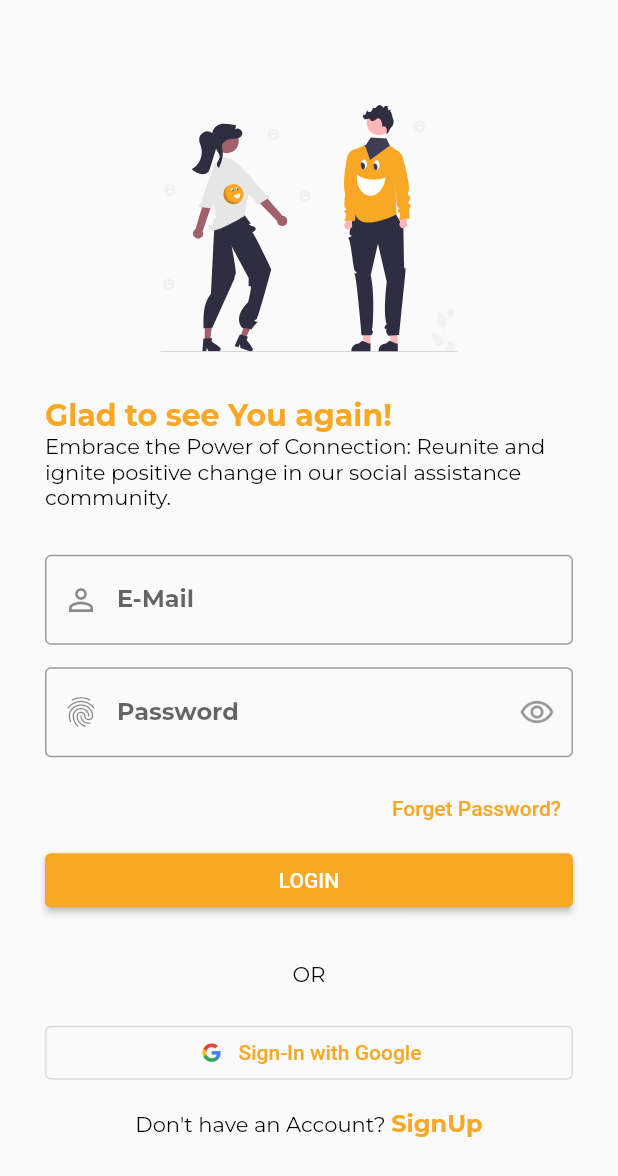
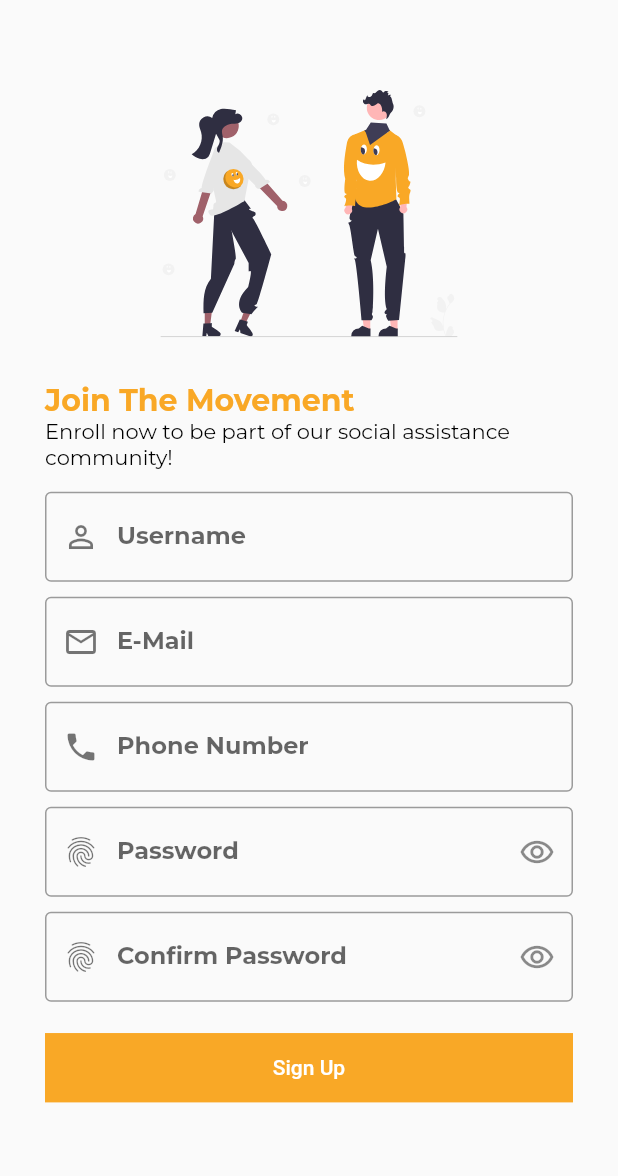
Before and after one commit to jtrznadel/social_ease, a Flutter app: the LoginScreen screen opened directly, after a tap on an icon or button, on a phone screen of 412 x 824 dp. Shown: the top 1176 px of the screen. Run offline on Flutter 3.47's test engine with Material 2 defaults, Android fonts, the phone set to English and light mode, and no system bars; our stand-ins replace flutter_svg, get, google_fonts, liquid_swipe, smooth_page_indicator.

Commit message:
SignUp added

```diff
--- /dev/null
+++ b/lib/common_widgets/form/form_header_widget.dart
@@ -0,0 +1,34 @@
+import 'package:flutter/material.dart';
+import 'package:flutter_svg/svg.dart';
+import '../../constants/sizes.dart';
+
+class FormHeaderWidget extends StatelessWidget {
+  const FormHeaderWidget(
+      {super.key,
+      required this.image,
+      required this.title,
+      required this.subTitle});
+
+  final String image, title, subTitle;
+
+  @override
+  Widget build(BuildContext context) {
+    final size = MediaQuery.of(context).size;
+    return Column(
+      crossAxisAlignment: CrossAxisAlignment.start,
+      children: [
+        const SizedBox(height: tDefaultSize),
+        SizedBox(height: size.height * 0.2, child: SvgPicture.asset(image)),
+        const SizedBox(height: tDefaultSize),
+        Text(
+          title,
+          style: Theme.of(context).textTheme.titleLarge,
+        ),
+        Text(
+          subTitle,
+          style: Theme.of(context).textTheme.bodyMedium,
+        ),
+      ],
+    );
+  }
+}
--- a/lib/constants/colors.dart
+++ b/lib/constants/colors.dart
@@ -10,4 +10,4 @@ const tOnBoardingPage1Color = Color(0xFFFDFCFF);
 const tOnBoardingPage2Color = Color(0xFFECECEA);
 const tOnBoardingPage3Color = Color(0xFFE3E3E1);
 
-const tDarkColor = Color(0xFF1c1b1c);
+const tDarkColor = Colors.black;
--- a/lib/constants/sizes.dart
+++ b/lib/constants/sizes.dart
@@ -1,2 +1,3 @@
 const tDefaultSize = 30.0;
+const tFormHeight = 30.0;
 const tButtonHeight = 15.0;
--- a/lib/constants/text_strings.dart
+++ b/lib/constants/text_strings.dart
@@ -20,3 +20,8 @@ const String tWelcomeSubTitle =
 const String tLoginTitle = "Glad to see You again!";
 const String tLoginSubTitle =
     "Embrace the Power of Connection: Reunite and ignite positive change in our social assistance community.";
+
+// -- Sign Up Screen Text
+const String tSignUpTitle = "Join The Movement";
+const String tSignUpSubTitle =
+    "Enroll now to be part of our social assistance community!";
--- a/lib/features/authentication/screens/login/login_screen.dart
+++ b/lib/features/authentication/screens/login/login_screen.dart
@@ -1,26 +1,35 @@
 import 'package:flutter/material.dart';
+import 'package:social_ease/common_widgets/form/form_header_widget.dart';
+import 'package:social_ease/constants/image_strings.dart';
 import 'package:social_ease/constants/sizes.dart';
+import 'package:social_ease/constants/text_strings.dart';
 
 import 'widgets/login_footer_widget.dart';
 import 'widgets/login_form_widget.dart';
-import 'widgets/login_header_widget.dart';
 
 class LoginScreen extends StatelessWidget {
   const LoginScreen({super.key});
 
   @override
   Widget build(BuildContext context) {
-    final size = MediaQuery.of(context).size;
-    return Scaffold(
-      body: SingleChildScrollView(
-          child: Container(
-        padding: const EdgeInsets.all(tDefaultSize),
-        child: Column(crossAxisAlignment: CrossAxisAlignment.start, children: [
-          LoginHeaderWidget(size: size),
-          const LoginForm(),
-          const LoginFooterWidget()
-        ]),
-      )),
+    return SafeArea(
+      child: Scaffold(
+        body: SingleChildScrollView(
+            child: Container(
+          padding: const EdgeInsets.all(tDefaultSize),
+          child: const Column(
+              crossAxisAlignment: CrossAxisAlignment.start,
+              children: [
+                FormHeaderWidget(
+                  image: tWelcomeImage,
+                  title: tLoginTitle,
+                  subTitle: tLoginSubTitle,
+                ),
+                LoginForm(),
+                LoginFooterWidget()
+              ]),
+        )),
+      ),
     );
   }
 }
--- a/lib/features/authentication/screens/login/widgets/login_footer_widget.dart
+++ b/lib/features/authentication/screens/login/widgets/login_footer_widget.dart
@@ -1,5 +1,7 @@
 import 'package:flutter/material.dart';
+import 'package:get/get.dart';
 import 'package:social_ease/constants/colors.dart';
+import 'package:social_ease/features/authentication/screens/signup/signup_screen.dart';
 
 import '../../../../../constants/image_strings.dart';
 import '../../../../../constants/sizes.dart';
@@ -15,7 +17,7 @@ class LoginFooterWidget extends StatelessWidget {
       crossAxisAlignment: CrossAxisAlignment.center,
       children: [
         const Text("OR"),
-        SizedBox(
+        const SizedBox(
           height: tDefaultSize - 10,
         ),
         SizedBox(
@@ -27,10 +29,10 @@ class LoginFooterWidget extends StatelessWidget {
                 height: 20,
               ),
               style: OutlinedButton.styleFrom(foregroundColor: tPrimaryColor),
-              label: Text("Sign-In with Google")),
+              label: const Text("Sign-In with Google")),
         ),
         TextButton(
-            onPressed: () {},
+            onPressed: () => Get.to(() => const SignUpScreen()),
             child: Text.rich(TextSpan(
                 text: "Don't have an Account? ",
                 style: Theme.of(context).textTheme.bodyMedium,
--- a/lib/features/authentication/screens/login/widgets/login_form_widget.dart
+++ b/lib/features/authentication/screens/login/widgets/login_form_widget.dart
@@ -18,39 +18,42 @@ class LoginForm extends StatelessWidget {
         children: [
           TextFormField(
             decoration: const InputDecoration(
-                prefixIcon: Icon(Icons.person_outline_outlined),
-                labelText: "E-Mail",
-                hintText: "E-Mail",
-                border: OutlineInputBorder()),
+              prefixIcon: Icon(
+                Icons.person_outline_outlined,
+              ),
+              labelText: "E-Mail",
+            ),
           ),
           const SizedBox(
-            height: tDefaultSize - 15,
+            height: tFormHeight - 15,
           ),
           TextFormField(
             decoration: const InputDecoration(
-                prefixIcon: Icon(Icons.fingerprint_outlined),
+                prefixIcon: Icon(
+                  Icons.fingerprint_outlined,
+                ),
                 labelText: "Password",
-                hintText: "Password",
-                border: OutlineInputBorder(),
                 suffixIcon: IconButton(
                     onPressed: null,
-                    icon: Icon(Icons.remove_red_eye_outlined))),
+                    icon: Icon(
+                      Icons.remove_red_eye_outlined,
+                    ))),
           ),
           const SizedBox(
-            height: tDefaultSize - 20,
+            height: tFormHeight - 20,
           ),
           Align(
               alignment: Alignment.centerRight,
               child: TextButton(
                   style: TextButton.styleFrom(foregroundColor: tPrimaryColor),
                   onPressed: () {},
-                  child: Text("Forget Password?"))),
+                  child: const Text("Forget Password?"))),
           SizedBox(
             width: double.infinity,
             child: ElevatedButton(
               style: ElevatedButton.styleFrom(backgroundColor: tPrimaryColor),
               onPressed: () {},
-              child: Text("LOGIN"),
+              child: const Text("LOGIN"),
             ),
           )
         ],
--- a/lib/features/authentication/screens/login/widgets/login_header_widget.dart
+++ /dev/null
@@ -1,36 +0,0 @@
-import 'package:flutter/material.dart';
-import 'package:flutter_svg/svg.dart';
-
-import '../../../../../constants/image_strings.dart';
-import '../../../../../constants/sizes.dart';
-import '../../../../../constants/text_strings.dart';
-
-class LoginHeaderWidget extends StatelessWidget {
-  const LoginHeaderWidget({
-    super.key,
-    required this.size,
-  });
-
-  final Size size;
-
-  @override
-  Widget build(BuildContext context) {
-    return Column(
-      crossAxisAlignment: CrossAxisAlignment.start,
-      children: [
-        SizedBox(height: tDefaultSize + 10),
-        Container(
-            height: size.height * 0.2, child: SvgPicture.asset(tWelcomeImage)),
-        SizedBox(height: tDefaultSize),
-        Text(
-          tLoginTitle,
-          style: Theme.of(context).textTheme.titleLarge,
-        ),
-        Text(
-          tLoginSubTitle,
-          style: Theme.of(context).textTheme.bodyMedium,
-        ),
-      ],
-    );
-  }
-}
--- a/lib/features/authentication/screens/on_boarding/on_boarding_page_widget.dart
+++ b/lib/features/authentication/screens/on_boarding/on_boarding_page_widget.dart
@@ -19,7 +19,7 @@ class OnBoardingPageWidget extends StatelessWidget {
       color: model.bgColor,
       child:
           Column(mainAxisAlignment: MainAxisAlignment.spaceEvenly, children: [
-        Container(
+        SizedBox(
             height: size.height * 0.5, child: SvgPicture.asset(model.image)),
         Column(
           children: [
--- a/lib/features/authentication/screens/on_boarding/on_boarding_screen.dart
+++ b/lib/features/authentication/screens/on_boarding/on_boarding_screen.dart
@@ -7,7 +7,7 @@ import 'package:social_ease/features/authentication/screens/welcome/welcome_scre
 
 //ignore: must_be_immutable
 class OnBoardingScreen extends StatelessWidget {
-  OnBoardingScreen({super.key});
+  const OnBoardingScreen({super.key});
 
   @override
   Widget build(BuildContext context) {
@@ -21,12 +21,12 @@ class OnBoardingScreen extends StatelessWidget {
             liquidController: obController.controller,
             onPageChangeCallback: obController.onPageChangeCallback,
             pages: obController.pages,
-            slideIconWidget: Icon(Icons.arrow_back_ios_new),
+            slideIconWidget: const Icon(Icons.arrow_back_ios_new),
             enableSideReveal: true,
           ),
           Obx(() {
             if (obController.currentPage.value == 2) {
-              return MoveToWelcomeButton();
+              return const MoveToWelcomeButton();
             } else {
               return Container();
             }
@@ -68,7 +68,7 @@ class MoveToWelcomeButton extends StatelessWidget {
     return Positioned(
         bottom: 50.0,
         child: OutlinedButton(
-          onPressed: () => Get.to(() => WelcomeScreen()),
+          onPressed: () => Get.to(() => const WelcomeScreen()),
           style: ElevatedButton.styleFrom(
               side: const BorderSide(color: Colors.black12),
               shape: const CircleBorder(),
--- /dev/null
+++ b/lib/features/authentication/screens/signup/signup_screen.dart
@@ -0,0 +1,33 @@
+import 'package:flutter/material.dart';
+import 'package:social_ease/common_widgets/form/form_header_widget.dart';
+import 'package:social_ease/constants/sizes.dart';
+import 'package:social_ease/constants/text_strings.dart';
+import 'package:social_ease/features/authentication/screens/signup/widgets/signup_form_widget.dart';
+
+import '../../../../constants/image_strings.dart';
+
+class SignUpScreen extends StatelessWidget {
+  const SignUpScreen({super.key});
+
+  @override
+  Widget build(BuildContext context) {
+    return SafeArea(
+      child: Scaffold(
+        body: SingleChildScrollView(
+          child: Container(
+            padding: const EdgeInsets.all(tDefaultSize),
+            child: const Column(
+                crossAxisAlignment: CrossAxisAlignment.start,
+                children: [
+                  FormHeaderWidget(
+                      image: tWelcomeImage,
+                      title: tSignUpTitle,
+                      subTitle: tSignUpSubTitle),
+                  SignUpFormWidget(),
+                ]),
+          ),
+        ),
+      ),
+    );
+  }
+}
--- /dev/null
+++ b/lib/features/authentication/screens/signup/widgets/signup_form_widget.dart
@@ -0,0 +1,58 @@
+import 'package:flutter/material.dart';
+import 'package:get/get.dart';
+
+import '../../../../../constants/sizes.dart';
+import '../../login/login_screen.dart';
+
+class SignUpFormWidget extends StatelessWidget {
+  const SignUpFormWidget({
+    super.key,
+  });
+
+  @override
+  Widget build(BuildContext context) {
+    return Container(
+      padding: const EdgeInsets.symmetric(vertical: tFormHeight - 15),
+      child: Form(
+          child: Column(
+        crossAxisAlignment: CrossAxisAlignment.start,
+        children: [
+          TextFormField(
+              decoration: const InputDecoration(
+                  label: Text("Username"),
+                  prefixIcon: Icon(Icons.person_outline_outlined))),
+          const SizedBox(height: tFormHeight - 20),
+          TextFormField(
+              decoration: const InputDecoration(
+                  label: Text("E-Mail"),
+                  prefixIcon: Icon(Icons.email_outlined))),
+          const SizedBox(height: tFormHeight - 20),
+          TextFormField(
+              decoration: const InputDecoration(
+                  label: Text("Phone Number"), prefixIcon: Icon(Icons.phone))),
+          const SizedBox(height: tFormHeight - 20),
+          TextFormField(
+              decoration: const InputDecoration(
+                  label: Text("Password"),
+                  prefixIcon: Icon(Icons.fingerprint_outlined),
+                  suffixIcon: Icon(Icons.remove_red_eye_outlined))),
+          const SizedBox(height: tFormHeight - 20),
+          TextFormField(
+              decoration: const InputDecoration(
+                  label: Text("Confirm Password"),
+                  prefixIcon: Icon(Icons.fingerprint_outlined),
+                  suffixIcon: Icon(Icons.remove_red_eye_outlined))),
+          const SizedBox(
+            height: tFormHeight - 10,
+          ),
+          SizedBox(
+            width: double.infinity,
+            child: ElevatedButton(
+                onPressed: () => Get.to(() => const LoginScreen()),
+                child: const Text("Sign Up")),
+          )
+        ],
+      )),
+    );
+  }
+}
--- a/lib/features/authentication/screens/welcome/welcome_screen.dart
+++ b/lib/features/authentication/screens/welcome/welcome_screen.dart
@@ -1,7 +1,6 @@
 import 'package:flutter/material.dart';
 import 'package:flutter_svg/flutter_svg.dart';
 import 'package:get/get.dart';
-import 'package:social_ease/constants/colors.dart';
 import 'package:social_ease/constants/sizes.dart';
 import 'package:social_ease/constants/text_strings.dart';
 import 'package:social_ease/features/authentication/screens/login/login_screen.dart';
@@ -16,10 +15,10 @@ class WelcomeScreen extends StatelessWidget {
     var size = MediaQuery.of(context).size;
     return Scaffold(
       body: Container(
-        padding: EdgeInsets.all(tDefaultSize),
+        padding: const EdgeInsets.all(tDefaultSize),
         child:
             Column(mainAxisAlignment: MainAxisAlignment.spaceEvenly, children: [
-          Container(
+          SizedBox(
               height: size.height * 0.5,
               child: SvgPicture.asset(tWelcomeImage)),
           Column(
@@ -41,30 +40,16 @@ class WelcomeScreen extends StatelessWidget {
               Expanded(
                 child: OutlinedButton(
                     onPressed: () => Get.to(() => const LoginScreen()),
-                    style: OutlinedButton.styleFrom(
-                        shape: RoundedRectangleBorder(),
-                        foregroundColor: tPrimaryColor,
-                        side: BorderSide(color: tPrimaryColor),
-                        padding: EdgeInsets.symmetric(vertical: tButtonHeight)),
                     child: Text(
                       "Login".toUpperCase(),
                     )),
               ),
-              SizedBox(
+              const SizedBox(
                 width: 10.0,
               ),
               Expanded(
                   child: ElevatedButton(
-                      onPressed: () {},
-                      style: ElevatedButton.styleFrom(
-                          elevation: 0,
-                          shape: RoundedRectangleBorder(),
-                          foregroundColor: tWhiteColor,
-                          backgroundColor: tPrimaryColor,
-                          side: BorderSide(color: tPrimaryColor),
-                          padding:
-                              EdgeInsets.symmetric(vertical: tButtonHeight)),
-                      child: Text("SignUp".toUpperCase())))
+                      onPressed: () {}, child: Text("SignUp".toUpperCase())))
             ],
           )
         ]),
--- a/lib/utilities/theme.dart
+++ b/lib/utilities/theme.dart
@@ -1,5 +1,8 @@
 import 'package:flutter/material.dart';
 import 'package:google_fonts/google_fonts.dart';
+import 'package:social_ease/utilities/widget_themes/elevated_button_theme.dart';
+import 'package:social_ease/utilities/widget_themes/outlined_button_theme.dart';
+import 'package:social_ease/utilities/widget_themes/text_field_theme.dart';
 
 class TAppTheme {
   TAppTheme._();
@@ -8,17 +11,22 @@ class TAppTheme {
       brightness: Brightness.light,
       textTheme: TextTheme(
           titleMedium: GoogleFonts.montserrat(
-              color: Color(0xFFF9A826), fontWeight: FontWeight.bold),
+              color: const Color(0xFFF9A826), fontWeight: FontWeight.bold),
           titleLarge: GoogleFonts.montserrat(
-              color: Color(0xFFF9A826), fontWeight: FontWeight.bold),
+              color: const Color(0xFFF9A826), fontWeight: FontWeight.bold),
           bodyMedium: GoogleFonts.montserrat(color: Colors.black),
           bodyLarge: GoogleFonts.montserrat(color: Colors.black),
           bodySmall: GoogleFonts.montserrat(color: Colors.black)),
-      elevatedButtonTheme:
-          ElevatedButtonThemeData(style: ElevatedButton.styleFrom()));
+      elevatedButtonTheme: TElevatedButtonTheme.lightElevatedButtonTheme,
+      outlinedButtonTheme: TOutlinedButtonTheme.lightOutlinedButtonTheme,
+      inputDecorationTheme: TTextFormFieldTheme.lightInputDecorationTheme);
+
   static ThemeData darkTheme = ThemeData(
       brightness: Brightness.dark,
       textTheme: TextTheme(
           titleMedium: GoogleFonts.montserrat(color: Colors.white70),
-          bodyMedium: GoogleFonts.montserrat(color: Colors.white60)));
+          bodyMedium: GoogleFonts.montserrat(color: Colors.white60)),
+      elevatedButtonTheme: TElevatedButtonTheme.darkElevatedButtonTheme,
+      outlinedButtonTheme: TOutlinedButtonTheme.darkOutlinedButtonTheme,
+      inputDecorationTheme: TTextFormFieldTheme.darkInputDecorationTheme);
 }
--- /dev/null
+++ b/lib/utilities/widget_themes/elevated_button_theme.dart
@@ -0,0 +1,25 @@
+import 'package:flutter/material.dart';
+import 'package:social_ease/constants/colors.dart';
+import 'package:social_ease/constants/sizes.dart';
+
+class TElevatedButtonTheme {
+  TElevatedButtonTheme._();
+
+  static final lightElevatedButtonTheme = ElevatedButtonThemeData(
+      style: ElevatedButton.styleFrom(
+          elevation: 0,
+          shape: const RoundedRectangleBorder(),
+          foregroundColor: tWhiteColor,
+          backgroundColor: tPrimaryColor,
+          side: const BorderSide(color: tPrimaryColor),
+          padding: const EdgeInsets.symmetric(vertical: tButtonHeight)));
+
+  static final darkElevatedButtonTheme = ElevatedButtonThemeData(
+      style: ElevatedButton.styleFrom(
+          elevation: 0,
+          shape: const RoundedRectangleBorder(),
+          foregroundColor: tSecondaryColor,
+          backgroundColor: tWhiteColor,
+          side: const BorderSide(color: tSecondaryColor),
+          padding: const EdgeInsets.symmetric(vertical: tButtonHeight)));
+}
--- /dev/null
+++ b/lib/utilities/widget_themes/outlined_button_theme.dart
@@ -0,0 +1,21 @@
+import 'package:flutter/material.dart';
+import 'package:social_ease/constants/colors.dart';
+import 'package:social_ease/constants/sizes.dart';
+
+class TOutlinedButtonTheme {
+  TOutlinedButtonTheme._();
+
+  static final lightOutlinedButtonTheme = OutlinedButtonThemeData(
+      style: OutlinedButton.styleFrom(
+          shape: const RoundedRectangleBorder(),
+          foregroundColor: tPrimaryColor,
+          side: const BorderSide(color: tPrimaryColor),
+          padding: const EdgeInsets.symmetric(vertical: tButtonHeight)));
+
+  static final darkOutlinedButtonTheme = OutlinedButtonThemeData(
+      style: OutlinedButton.styleFrom(
+          shape: const RoundedRectangleBorder(),
+          foregroundColor: tWhiteColor,
+          side: const BorderSide(color: tWhiteColor),
+          padding: const EdgeInsets.symmetric(vertical: tButtonHeight)));
+}
--- /dev/null
+++ b/lib/utilities/widget_themes/text_field_theme.dart
@@ -0,0 +1,24 @@
+import 'package:flutter/material.dart';
+import 'package:social_ease/constants/colors.dart';
+
+class TTextFormFieldTheme {
+  TTextFormFieldTheme._();
+
+  static InputDecorationTheme lightInputDecorationTheme =
+      const InputDecorationTheme(
+          border: OutlineInputBorder(),
+          prefixIconColor: tSecondaryColor,
+          floatingLabelStyle: TextStyle(color: tSecondaryColor),
+          focusedBorder: OutlineInputBorder(
+            borderSide: BorderSide(width: 2.0, color: tSecondaryColor),
+          ));
+
+  static InputDecorationTheme darkInputDecorationTheme =
+      const InputDecorationTheme(
+          border: OutlineInputBorder(),
+          prefixIconColor: tPrimaryColor,
+          floatingLabelStyle: TextStyle(color: tPrimaryColor),
+          focusedBorder: OutlineInputBorder(
+            borderSide: BorderSide(width: 2.0, color: tPrimaryColor),
+          ));
+}
```
Also changed, not shown: lib/utilities/widget_themes/text_theme.dart (added, +17 -0 lines).
